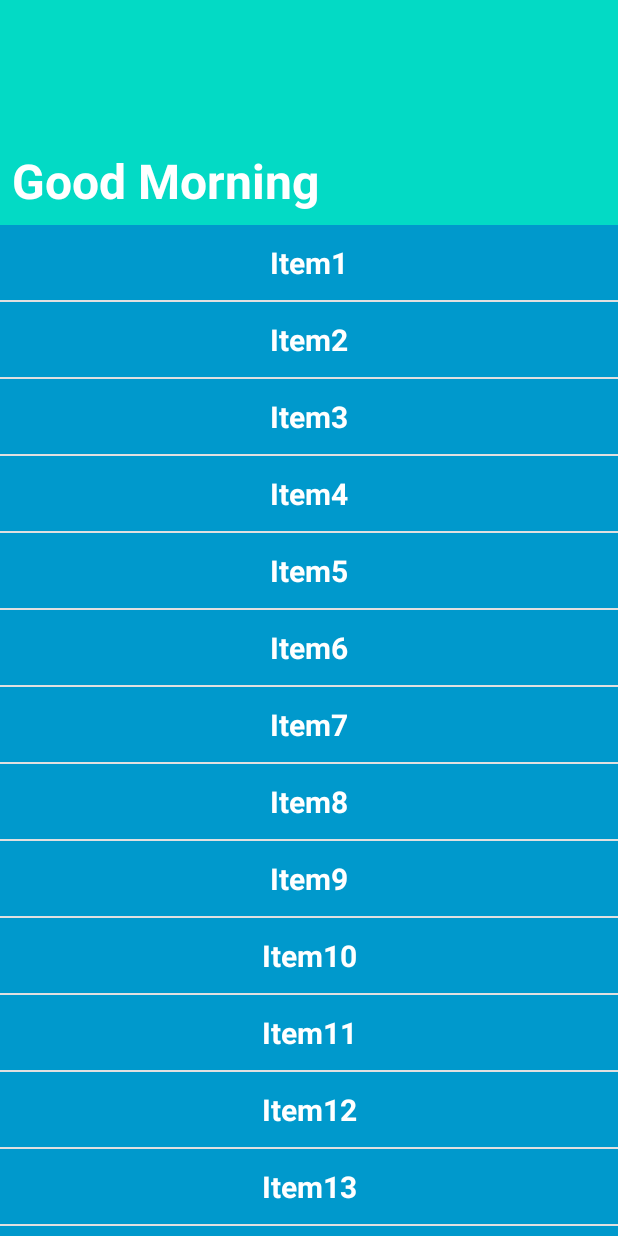
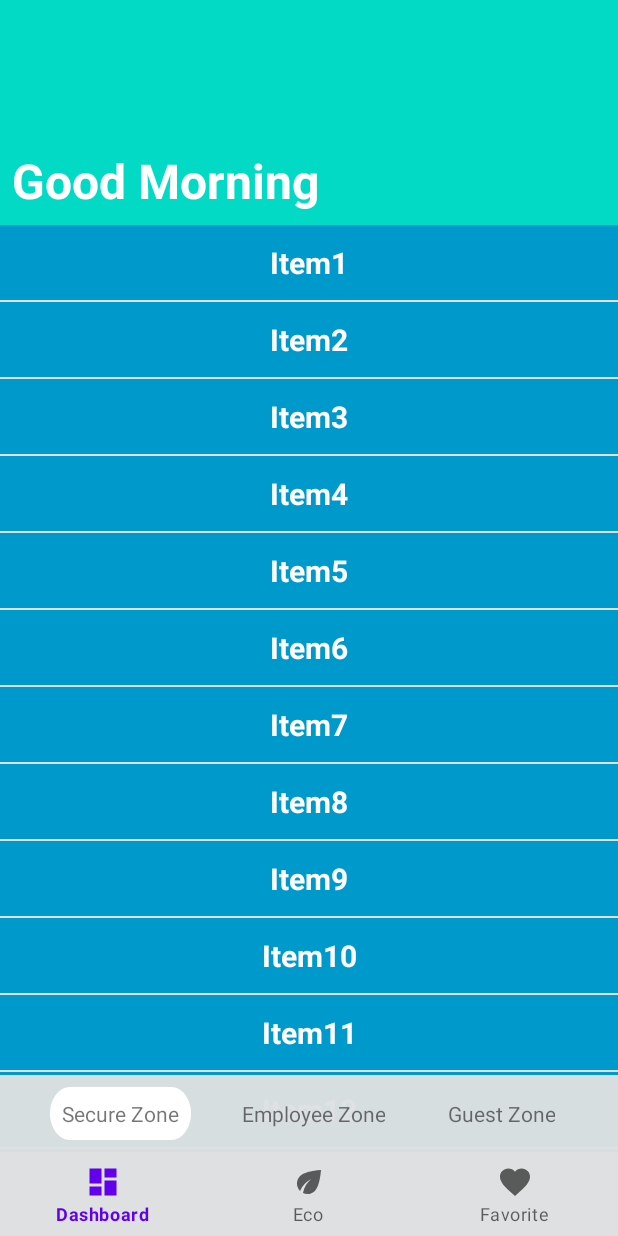
Before and after one commit to informramiz/common-ui-views, an Android app: the screen it shows after launch (MainActivity), on a phone screen of 412 x 824 dp. Run offline under Robolectric (Android 15) with nearby library versions, the phone set to English and light mode, and no system bars.

Commit message:
feat: Write first draft of custom BottomNavigation

```diff
--- a/CommonUIViews/app/build.gradle
+++ b/CommonUIViews/app/build.gradle
@@ -26,6 +26,15 @@ android {
     buildFeatures {
         viewBinding true
     }
+
+    compileOptions {
+        sourceCompatibility JavaVersion.VERSION_1_8
+        targetCompatibility JavaVersion.VERSION_1_8
+    }
+
+    kotlinOptions {
+        jvmTarget = "1.8"
+    }
 }
 
 dependencies {
--- /dev/null
+++ b/CommonUIViews/app/src/main/java/github/informramiz/commonuiviews/bottombar/StackedBottomNavigation.kt
@@ -0,0 +1,6 @@
+package github.informramiz.commonuiviews.bottombar
+
+
+/**
+ * Created by Ramiz Raja on 18/08/2020.
+ */
--- /dev/null
+++ b/CommonUIViews/app/src/main/res/drawable/chip_drawable.xml
@@ -0,0 +1,6 @@
+<?xml version="1.0" encoding="utf-8"?>
+<shape xmlns:android="http://schemas.android.com/apk/res/android"
+    android:shape="rectangle">
+    <solid android:color="#FFFFFF"/>
+    <corners android:radius="16dp"/>
+</shape>
--- /dev/null
+++ b/CommonUIViews/app/src/main/res/drawable/dashboard.xml
@@ -0,0 +1,9 @@
+<vector xmlns:android="http://schemas.android.com/apk/res/android"
+    android:width="24dp"
+    android:height="24dp"
+    android:viewportWidth="24"
+    android:viewportHeight="24">
+  <path
+      android:fillColor="#FF000000"
+      android:pathData="M3,13h8L11,3L3,3v10zM3,21h8v-6L3,15v6zM13,21h8L21,11h-8v10zM13,3v6h8L21,3h-8z"/>
+</vector>
--- /dev/null
+++ b/CommonUIViews/app/src/main/res/drawable/eco.xml
@@ -0,0 +1,9 @@
+<vector xmlns:android="http://schemas.android.com/apk/res/android"
+    android:width="24dp"
+    android:height="24dp"
+    android:viewportWidth="24"
+    android:viewportHeight="24">
+  <path
+      android:fillColor="#FF000000"
+      android:pathData="M6.05,8.05c-2.73,2.73 -2.73,7.15 -0.02,9.88c1.47,-3.4 4.09,-6.24 7.36,-7.93c-2.77,2.34 -4.71,5.61 -5.39,9.32c2.6,1.23 5.8,0.78 7.95,-1.37C19.43,14.47 20,4 20,4S9.53,4.57 6.05,8.05z"/>
+</vector>
--- /dev/null
+++ b/CommonUIViews/app/src/main/res/drawable/favorite.xml
@@ -0,0 +1,9 @@
+<vector xmlns:android="http://schemas.android.com/apk/res/android"
+    android:width="24dp"
+    android:height="24dp"
+    android:viewportWidth="24"
+    android:viewportHeight="24">
+  <path
+      android:fillColor="#FF000000"
+      android:pathData="M12,21.35l-1.45,-1.32C5.4,15.36 2,12.28 2,8.5 2,5.42 4.42,3 7.5,3c1.74,0 3.41,0.81 4.5,2.09C13.09,3.81 14.76,3 16.5,3 19.58,3 22,5.42 22,8.5c0,3.78 -3.4,6.86 -8.55,11.54L12,21.35z"/>
+</vector>
--- /dev/null
+++ b/CommonUIViews/app/src/main/res/drawable/pill.xml
@@ -0,0 +1,19 @@
+<?xml version="1.0" encoding="utf-8"?>
+<vector xmlns:android="http://schemas.android.com/apk/res/android"
+    xmlns:aapt="http://schemas.android.com/aapt"
+    android:width="90dp"
+    android:height="26dp"
+    android:viewportWidth="226"
+    android:viewportHeight="64">
+
+    <group>
+
+        <clip-path android:pathData="M32 0H194C211.673 0 226 14.3269 226 32C226 49.6731 211.673 64 194 64H32C14.3269 64 0 49.6731 0 32C0 14.3269 14.3269 0 32 0Z" />
+
+        <path
+            android:fillColor="#FFFFFF"
+            android:pathData="M0 0V64H226V0" />
+
+    </group>
+
+</vector>
--- a/CommonUIViews/app/src/main/res/layout/activity_main.xml
+++ b/CommonUIViews/app/src/main/res/layout/activity_main.xml
@@ -4,8 +4,8 @@
     xmlns:tools="http://schemas.android.com/tools"
     android:layout_width="match_parent"
     android:layout_height="match_parent"
-    android:fitsSystemWindows="false"
     tools:context=".MainActivity">
+
     <com.google.android.material.appbar.AppBarLayout
         android:layout_width="match_parent"
         android:layout_height="150dp">
@@ -28,4 +28,6 @@
         </LinearLayout>
     </androidx.core.widget.NestedScrollView>
 
+    <include layout="@layout/view_stacked_bottom_navigation" />
+
 </androidx.coordinatorlayout.widget.CoordinatorLayout>
--- /dev/null
+++ b/CommonUIViews/app/src/main/res/layout/view_stacked_bottom_navigation.xml
@@ -0,0 +1,65 @@
+<?xml version="1.0" encoding="utf-8"?>
+<LinearLayout xmlns:android="http://schemas.android.com/apk/res/android"
+    xmlns:app="http://schemas.android.com/apk/res-auto"
+    android:orientation="vertical"
+    android:layout_width="match_parent"
+    android:layout_height="wrap_content"
+    android:layout_gravity="bottom"
+    android:background="@color/bottom_nav_background_color">
+    <LinearLayout
+        android:layout_width="match_parent"
+        android:layout_height="wrap_content"
+        android:orientation="horizontal"
+        android:layout_margin="8dp"
+        android:gravity="center">
+        <View
+            android:layout_width="0dp"
+            android:layout_height="1dp"
+            android:layout_weight="1"/>
+
+        <TextView
+            android:layout_width="wrap_content"
+            android:layout_height="wrap_content"
+            android:text="Secure Zone"
+            android:gravity="center"
+            android:padding="8dp"
+            android:background="@drawable/pill"/>
+
+        <View
+            android:layout_width="0dp"
+            android:layout_height="1dp"
+            android:layout_weight="1"/>
+
+        <TextView
+            android:layout_width="wrap_content"
+            android:layout_height="wrap_content"
+            android:text="Employee Zone"
+            android:gravity="center"
+            android:padding="8dp"
+            android:visibility="visible" />
+
+        <View
+            android:layout_width="0dp"
+            android:layout_height="1dp"
+            android:layout_weight="1"/>
+
+        <TextView
+            android:layout_width="wrap_content"
+            android:layout_height="wrap_content"
+            android:text="Guest Zone"
+            android:gravity="center"
+            android:padding="8dp" />
+
+        <View
+            android:layout_width="0dp"
+            android:layout_height="1dp"
+            android:layout_weight="1"/>
+    </LinearLayout>
+    <com.google.android.material.bottomnavigation.BottomNavigationView
+        android:layout_width="match_parent"
+        android:layout_height="wrap_content"
+        android:background="@color/bottom_nav_background_color"
+        app:menu="@menu/bottom_menu"
+        android:layout_gravity="bottom"
+        app:elevation="0dp" />
+</LinearLayout>
--- /dev/null
+++ b/CommonUIViews/app/src/main/res/menu/bottom_menu.xml
@@ -0,0 +1,20 @@
+<?xml version="1.0" encoding="utf-8"?>
+<menu xmlns:android="http://schemas.android.com/apk/res/android">
+    <item
+        android:id="@+id/dashboard"
+        android:title="@string/dashboard"
+        android:icon="@drawable/dashboard"
+        android:enabled="true"/>
+
+    <item
+        android:id="@+id/eco"
+        android:title="@string/eco"
+        android:icon="@drawable/eco"
+        android:enabled="true"/>
+
+    <item
+        android:id="@+id/favorite"
+        android:title="@string/favorite"
+        android:icon="@drawable/favorite"
+        android:enabled="true"/>
+</menu>
--- a/CommonUIViews/app/src/main/res/values/colors.xml
+++ b/CommonUIViews/app/src/main/res/values/colors.xml
@@ -3,4 +3,6 @@
     <color name="colorPrimary">#6200EE</color>
     <color name="colorPrimaryDark">#3700B3</color>
     <color name="colorAccent">#03DAC5</color>
+    <color name="bottom_nav_chip_option_selected_item_color">#FFFFFF</color>
+    <color name="bottom_nav_background_color">#F7DEE0E2</color>
 </resources>
--- a/CommonUIViews/app/src/main/res/values/strings.xml
+++ b/CommonUIViews/app/src/main/res/values/strings.xml
@@ -1,3 +1,6 @@
 <resources>
     <string name="app_name">CommonUIViews</string>
+    <string name="dashboard">Dashboard</string>
+    <string name="eco">Eco</string>
+    <string name="favorite">Favorite</string>
 </resources>
```
